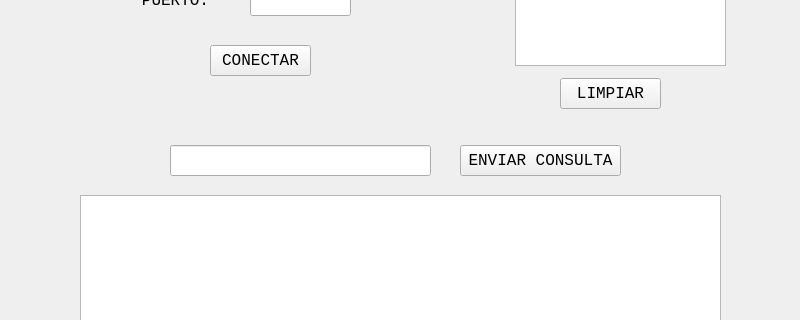
Above: ii-cliente/widget.ui from avillaq/Indice-Invertido before the change; both pictures show x 0 to 800 and y 175 to 495 of the 800 by 600 pixel window. Below: the same form after it.
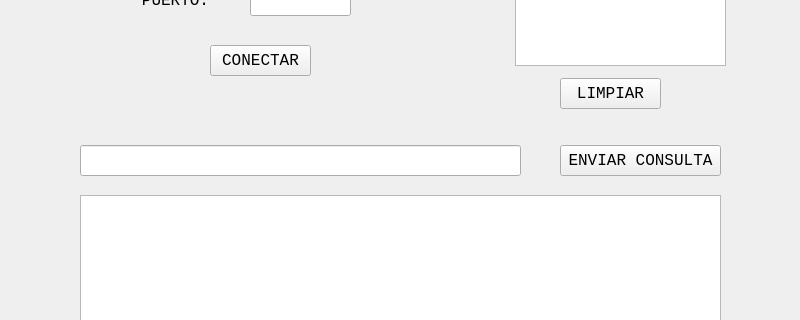
That is the form after the change.

The edit to the form file:
```diff
--- a/ii-cliente/widget.ui
+++ b/ii-cliente/widget.ui
@@ -134,7 +134,7 @@
   <widget class="QPushButton" name="enviarconsulta">
    <property name="geometry">
     <rect>
-     <x>460</x>
+     <x>560</x>
      <y>320</y>
      <width>161</width>
      <height>31</height>
@@ -172,9 +172,9 @@
   <widget class="QLineEdit" name="consulta">
    <property name="geometry">
     <rect>
-     <x>170</x>
+     <x>80</x>
      <y>320</y>
-     <width>261</width>
+     <width>441</width>
      <height>31</height>
     </rect>
    </property>
```
